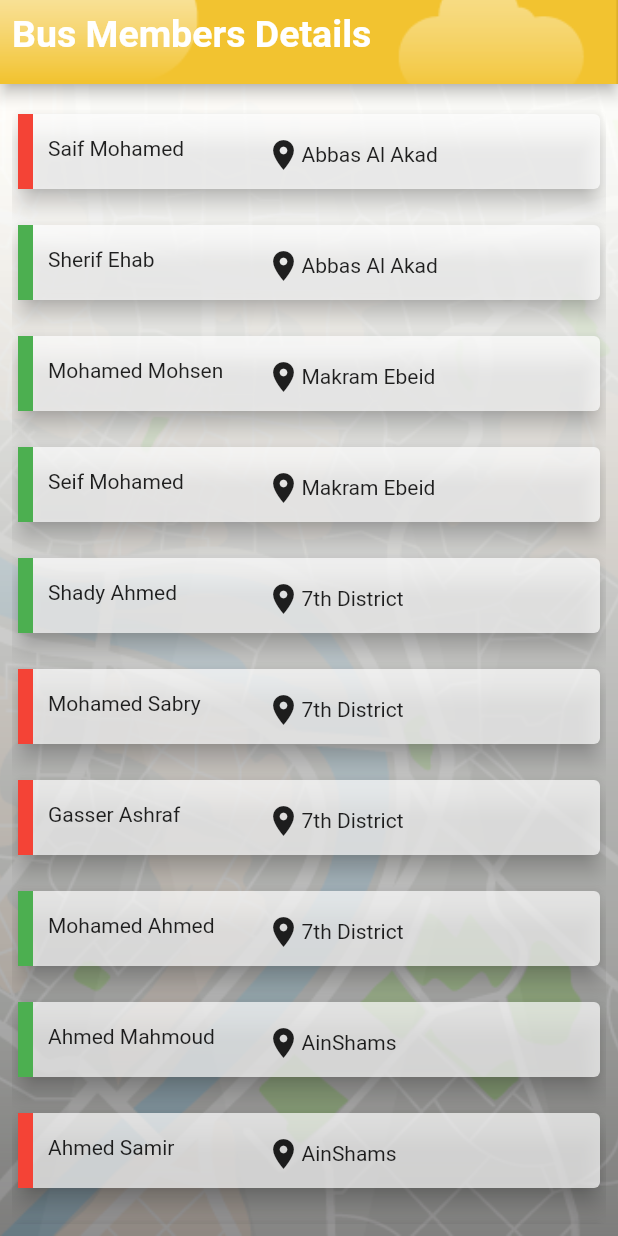
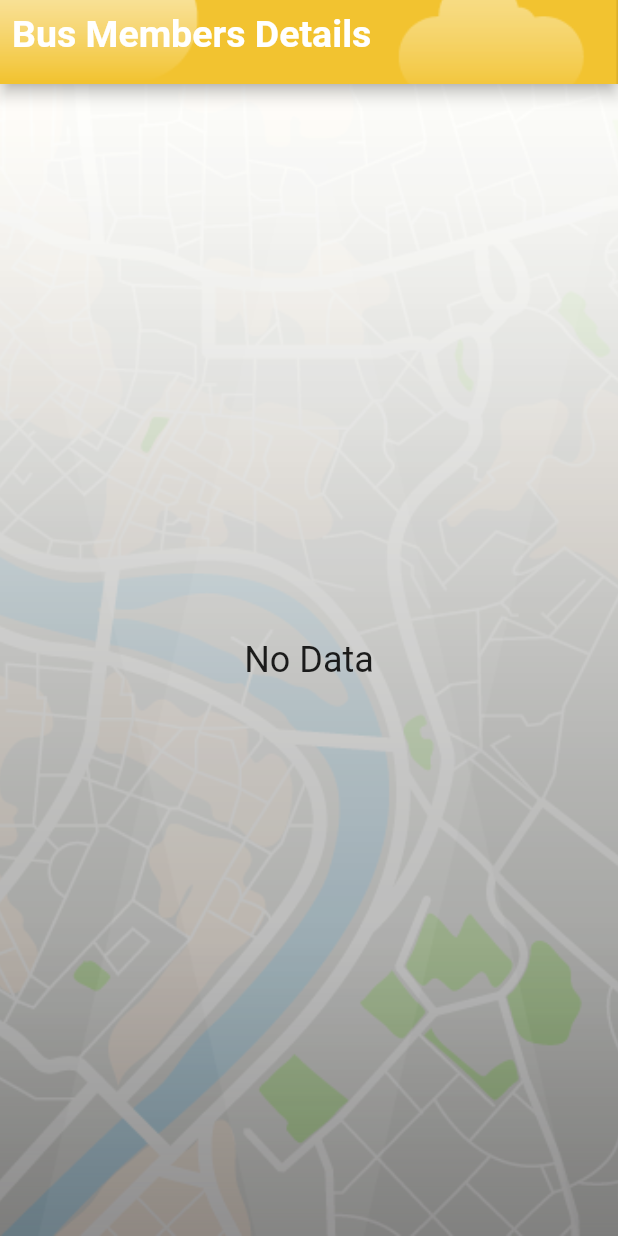
Before and after one commit to usafe-eg/usave, a Flutter app: the TripPage screen opened by its route, after a tap on "Members", on a phone screen of 412 x 824 dp. Run offline on Flutter 3.47's test engine with Material 2 defaults, Android fonts, the light colour scheme and no system bars; our stand-ins replace audioplayers, flutter_local_notifications, geolocator, hive, shared_preferences, toast; missing offline and left inert: qr_code_scanner; accounts and stored records are empty.

Commit message:
get data from Hive Box in trip page details

```diff
--- a/lib/pages/trip_members_details_page.dart
+++ b/lib/pages/trip_members_details_page.dart
@@ -3,6 +3,8 @@ import 'package:flutter/material.dart';
 import 'package:usave/utilities/constants.dart';
 import 'package:usave/components/member_list_item.dart';
 import 'package:usave/components/pages_header.dart';
+import 'package:hive/hive.dart';
+import 'package:path_provider/path_provider.dart';
 
 class TripMembersDetailsPage extends StatefulWidget {
 
@@ -14,38 +16,37 @@ class TripMembersDetailsPage extends StatefulWidget {
 
 class _TripMembersDetailsPageState extends State<TripMembersDetailsPage> {
 
+  List data=[];
+  Box box;
 
-  List<Map<String,dynamic>> busMembers=[{'name':'Saif Mohamed','station':'Abbas Al Akad','color':Colors.red},
-    {'name':'Sherif Ehab','station':'Abbas Al Akad','color':Colors.green}
-    ,{'name':'Mohamed Mohsen','station':'Makram Ebeid','color':Colors.green},
-    {'name':'Seif Mohamed','station':'Makram Ebeid','color':Colors.green},
-    {'name':'Shady Ahmed','station':'7th District','color':Colors.green},
-    {'name':'Mohamed Sabry','station':'7th District','color':Colors.red},
-    {'name':'Gasser Ashraf','station':'7th District','color':Colors.red},
-    {'name':'Mohamed Ahmed','station':'7th District','color':Colors.green},
-    {'name':'Ahmed Mahmoud','station':'AinShams','color':Colors.green},
-    {'name':'Ahmed Samir','station':'AinShams','color':Colors.red},
-    {'name':'Mohamed Samir','station':'AinShams','color':Colors.green},
-    {'name':'Mohamed Hassan','station':'AinShams','color':Colors.green},
-    {'name':'Hassan Maher','station':'AinShams','color':Colors.red},
-    {'name':'Mostafa Hassan','station':'AinShams','color':Colors.orange},
-    {'name':'Mohamed Salem','station':'AinShams','color':Colors.orange},
-    {'name':'Mahmoud Asharf','station':'AinShams','color':Colors.orange},
-    {'name':'Mohamed Ali','station':'Abbasya','color':Colors.orange},
-    {'name':'Mahmoud Roshdy','station':'Abbasya','color':Colors.orange},
-    {'name':'Mostafa Hassan','station':'Abbasya','color':Colors.orange},
-    {'name':'Ahmed Raef','station':'Abbasya','color':Colors.orange},
-    {'name':'Mohamed Ashraf','station':'Abbasya','color':Colors.orange},
-    {'name':'Amr Mohamed','station':'Manshet ELBakry','color':Colors.orange},
-    {'name':'Beshoy Wagih','station':'Manshet ELBakry','color':Colors.orange},
-    {'name':'John Safwat','station':'Manshet ELBakry','color':Colors.orange},
-    {'name':'Abduallah Mostafa','station':'Manshet ELBakry','color':Colors.orange},
-    {'name':'Amr Mahmoud','station':'Manshet ELBakry','color':Colors.orange},
-    {'name':'Ahmed Gamal','station':'Zeiton','color':Colors.orange},
-    {'name':'Mostafa ElGnedy','station':'Zeiton','color':Colors.orange},
-    {'name':'Mohamed Wagih','station':'Zeiton','color':Colors.orange},
-    {'name':'Abdelrahman Hussien','station':'Zeiton','color':Colors.orange},];
+  Future<bool> getMembers()async
+  {
+    await openBox();
+    ///get the data from DB
+    var myMap=box.toMap().values.toList();
+    if(myMap.isEmpty)
+    {
+      data.add('empty');
+    }
+    else {
+      data=myMap;
+    }
+    return Future.value(true);
+  }
+  Future openBox() async
+  {
+    var dir= await getApplicationDocumentsDirectory();
+    Hive.init(dir.path);
+    box=await Hive.openBox('students');
+    return;
+  }
 
+  @override
+  void initState() {
+    // TODO: implement initState
+    super.initState();
+    getMembers();
+  }
   @override
   Widget build(BuildContext context) {
     return Scaffold(
@@ -60,10 +61,27 @@ class _TripMembersDetailsPageState extends State<TripMembersDetailsPage> {
               fit: BoxFit.cover,
             )),
         child: Padding(padding: EdgeInsets.all(8),
-          child: ListView.builder(itemCount: busMembers.length,
-              itemBuilder: (context,index){
-                return MemberListItem(name: busMembers[index]['name'],color: busMembers[index]['color'],station: busMembers[index]['station'],)
-                ;}),
+          child: FutureBuilder(
+            future: getMembers(),
+            builder: (context,snapshot){
+              if(snapshot.hasData)
+                {
+                  if(data.contains('empty'))
+                    {
+                      return Center(child: Text('No Data',style: TextStyle(fontSize: 24),));
+                    }
+                  else{
+                    return ListView.builder(itemCount: data.length,
+                        itemBuilder: (context,index){
+                          return MemberListItem(name: data[index]['name'],color: Colors.black,
+                            station: 'station',)
+                          ;});
+                  }}
+              else{
+                return Center(child: CircularProgressIndicator());
+              }
+            }
+          ),
         ),
       ),
     );
--- a/lib/pages/trip_page.dart
+++ b/lib/pages/trip_page.dart
@@ -8,6 +8,8 @@ import 'package:usave/components/pages_header.dart';
 import 'package:usave/pages/scan_page.dart';
 import 'package:usave/pages/trip_members_details_page.dart';
 import 'package:usave/models/station_mode.dart';
+import 'package:hive/hive.dart';
+import 'package:path_provider/path_provider.dart';
 
 class TripPage extends StatefulWidget {
   static const String id = 'TripPage';
@@ -18,19 +20,42 @@ class TripPage extends StatefulWidget {
 class _TripPageState extends State<TripPage> {
   StationMode _stationMode;
 
+  List data=[];
+  Box box;
+
   void _endTrip()
   {
     Navigator.pop(context);
   }
-  List<Map<String,dynamic>> stationsDetails=[
-    {'station':'Abbas Al Akad','color':Colors.blueGrey,'numberOfStudents':2},
-    {'station':'Makram Ebeid','color':Colors.blueGrey,'numberOfStudents':3},
-    {'station':'7th District','color':Colors.yellow[700],'numberOfStudents':4},
-    {'station':'AinShams','color':Colors.black,'numberOfStudents':8},
-    {'station':'Abbasya','color':Colors.black,'numberOfStudents':5},
-    {'station':'Manshet ELBakry','color':Colors.black,'numberOfStudents':5},
-    {'station':'Zeiton','color':Colors.black,'numberOfStudents':4},];
 
+  Future<bool> getStations()async
+  {
+    await openBox();
+    ///get the data from DB
+    var myMap=box.toMap().values.toList();
+    if(myMap.isEmpty)
+    {
+      data.add('empty');
+    }
+    else {
+      data=myMap;
+    }
+    return Future.value(true);
+  }
+  Future openBox() async
+  {
+    var dir= await getApplicationDocumentsDirectory();
+    Hive.init(dir.path);
+    box=await Hive.openBox('stations');
+    return;
+  }
+
+  @override
+  void initState() {
+    // TODO: implement initState
+    super.initState();
+    getStations();
+  }
   @override
   Widget build(BuildContext context) {
     return Scaffold(
@@ -84,13 +109,30 @@ class _TripPageState extends State<TripPage> {
             flex: 6,
             child: Padding(
               padding: const EdgeInsets.only(top:40.0),
-              child: ListView.builder(itemCount: stationsDetails.length,
-                  itemBuilder: (context,index){
-                    return TripPageStation(color: stationsDetails[index]['color'],
-                      station:stationsDetails[index]['station'],
-                    stationNumber: index+1,
-                      numberOfStudents:stationsDetails[index]['numberOfStudents'] ,numberOfStations: stationsDetails.length,);
-              }),
+              child: FutureBuilder(
+                future: getStations(),
+                builder: (context, snapshot){
+                  if(snapshot.hasData)
+                    {
+                      if(data.contains('empty'))
+                        {
+                          return Center(child: Text('No Data',style: TextStyle(fontSize: 24),));
+                        }
+                      else{
+                        return ListView.builder(itemCount: data.length,
+                            itemBuilder: (context,index){
+                              return TripPageStation(color: Colors.black,
+                                station:data[index]['name'],
+                                stationNumber: index+1,
+                                numberOfStudents:data[index]['numOfStudents'] ,numberOfStations: data.length,);
+                            });
+                      }
+                    }
+                  else {
+                    return Center(child: CircularProgressIndicator());
+                  }
+                }
+              ),
             ),
           ),
             Expanded(
```
